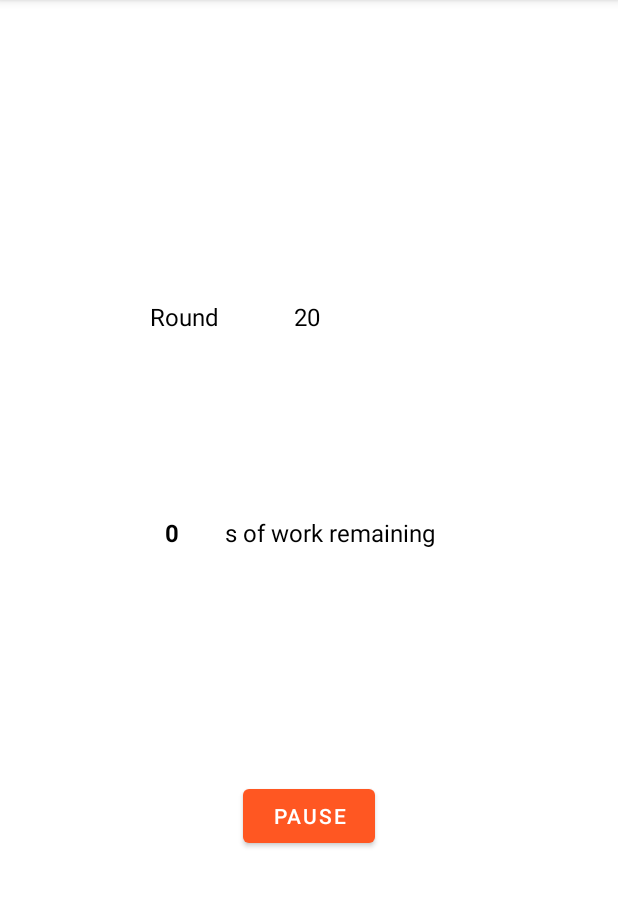
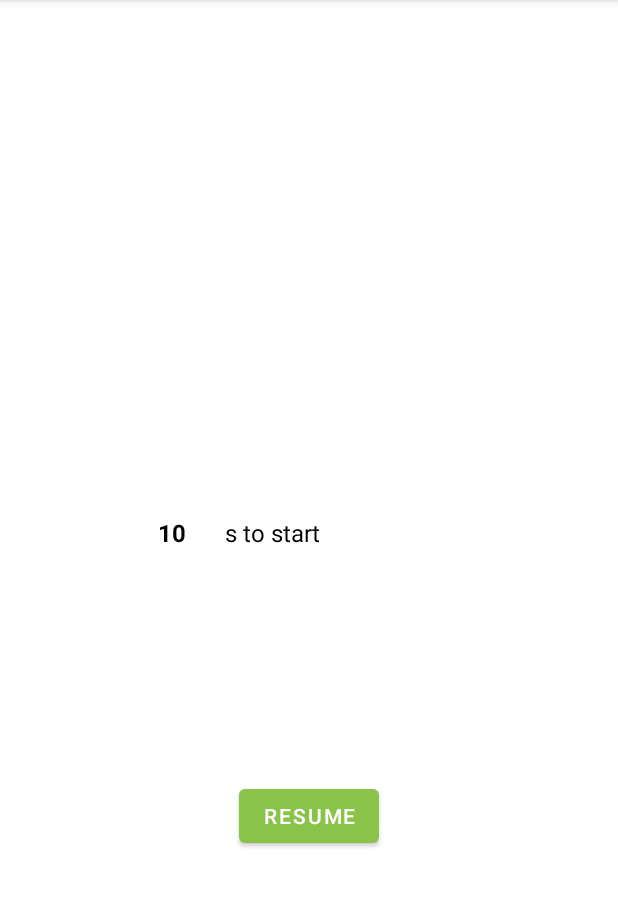
Before and after one commit to xenoteo/N-Times, an Android app: the TimeActivity screen opened directly, with no data from a screen before it, after a tap on "PAUSE", on a phone screen of 412 x 824 dp, the part 84-991 px from its top. Run offline under Robolectric (Android 15) with nearby library versions, the phone set to English and light mode, and no system bars; 1 other tap on this screen came first.

Commit message:
"Zero" timer added, button handler rewritten, the end of the training handled

```diff
--- a/app/src/main/java/com/example/ntimes/TimeActivity.java
+++ b/app/src/main/java/com/example/ntimes/TimeActivity.java
@@ -3,11 +3,13 @@ package com.example.ntimes;
 import androidx.appcompat.app.AppCompatActivity;
 
 import android.content.Context;
+import android.content.Intent;
 import android.content.SharedPreferences;
 import android.graphics.Color;
 import android.media.MediaPlayer;
 import android.os.Bundle;
 import android.os.CountDownTimer;
+import android.util.Log;
 import android.view.View;
 import android.widget.Button;
 import android.widget.TextView;
@@ -31,16 +33,16 @@ public class TimeActivity extends AppCompatActivity {
 
     private int exerciseNumber; // for the same rounds
 
+    private CountDownTimer currentCountDown;
+    private int currentCountDownId;
+    private long remain;
 
-    private CountDownTimer currentCountDown;
-    private long remain;
+    private final int DELAY_BEFORE_TRAINING = 11; // seconds
     private final List<Integer> times = new ArrayList<>();
+    private int timesSize;
 
     private MediaPlayer startExerciseMusic;
     private MediaPlayer stopExerciseMusic;
-
-    private boolean isStarted = false;
-//    Runn boolean isFinished;
 
     @Override
     protected void onCreate(Bundle savedInstanceState) {
@@ -50,6 +52,7 @@ public class TimeActivity extends AppCompatActivity {
         setSharedPreferences();
         setViews();
         setMusic();
+        setRunningTimers();
     }
 
     private void setSharedPreferences(){
@@ -84,6 +87,7 @@ public class TimeActivity extends AppCompatActivity {
         int exerciseRestTime = sharedPreferences.getInt(Key.EXERCISES_REST_TIME, 0) *  1000;
         int roundRestTime = sharedPreferences.getInt(Key.ROUNDS_REST_TIME, 0) *  1000;
 
+        times.add(DELAY_BEFORE_TRAINING * 1000);
 
         for (int i = 1; i <= roundsNumber; i++){
             roundDisplay.setText(String.valueOf(i));
@@ -96,17 +100,21 @@ public class TimeActivity extends AppCompatActivity {
         }
 
         times.remove(times.size() - 1);
+        timesSize = times.size();
         startTimer(0);
     }
 
     private void startTimer(int id){
-        if ((id + 1) % (2 * exerciseNumber) == 0) { // if round rest
+        if (id >= timesSize) return;
+        else if (id == 0) // delay before training starts
+            setRoundVisibility(View.INVISIBLE);
+        else if (id % (2 * exerciseNumber) == 0) { // if round rest
             setRoundVisibility(View.INVISIBLE);
         }
         else{
             setRoundVisibility(View.VISIBLE);
-            roundDisplay.setText(String.valueOf((id + 1) / (2 * exerciseNumber) + 1));
-            if (id % 2 == 0) {  // if exercise
+            roundDisplay.setText(String.valueOf(id / (2 * exerciseNumber) + 1));
+            if (id % 2 == 1) {  // if exercise
                 setExerciseVisibility(View.VISIBLE);
                 exerciseDisplay.setText(String.valueOf((id % (2 * exerciseNumber)) / 2 + 1));
             }
@@ -136,7 +144,11 @@ public class TimeActivity extends AppCompatActivity {
         return new CountDownTimer(millisInFuture, 1000) {
             @Override
             public void onTick(long l) {
-                if (id % 2 == 0) // if exercise
+                currentCountDown = this;
+                currentCountDownId = id;
+                if (id == 0)  // delay before training starts
+                    remainingTextView.setText(R.string.before_training);
+                else if (id % 2 == 1) // if exercise
                     remainingTextView.setText(R.string.exercise_remain);
                 else
                     remainingTextView.setText(R.string.rest_remain);
@@ -146,7 +158,13 @@ public class TimeActivity extends AppCompatActivity {
             }
             @Override
             public void onFinish() {
-                if (id % 2 == 0)  // if exercise
+                if (id == timesSize - 1){ // if the last one
+                    setRoundVisibility(View.INVISIBLE);
+                    remainingTextView.setText(R.string.finish);
+                    remainingDisplay.setText("");
+                    setFinishedButton();
+                }
+                if (id % 2 == 1)  // if exercise
                     stopExerciseMusic.start();
                 else
                     startExerciseMusic.start();
@@ -155,8 +173,16 @@ public class TimeActivity extends AppCompatActivity {
         };
     }
 
+    private void setFinishedButton(){
+        String oneMoreTimeColor = "#FF9800";
+        timeButton.setBackgroundColor(Color.parseColor(oneMoreTimeColor));
+        timeButton.setText(R.string.again);
+    }
 
-
+    private void pauseCountdown(){
+        currentCountDown.cancel();
+        currentCountDown = makeTimer((int)remain, currentCountDownId);
+    }
 
     public void handleTimeButtonClick(View v){
         String pauseColor = "#FF5722";
@@ -164,18 +190,7 @@ public class TimeActivity extends AppCompatActivity {
 
         String value = timeButton.getText().toString();
 
-        if (!isStarted) {
-            isStarted = true;
-            timeButton.setText(R.string.pause);
-            timeButton.setBackgroundColor(Color.parseColor(pauseColor));
-            setRunningTimers();
-        }
-        /*
-        else if (isFinished) {
-            // todo
-        }
-
-        else if (value.equals(getString(R.string.resume))){
+        if (value.equals(getString(R.string.resume))){
             timeButton.setText(R.string.pause);
             timeButton.setBackgroundColor(Color.parseColor(pauseColor));
             currentCountDown.start();
@@ -183,11 +198,10 @@ public class TimeActivity extends AppCompatActivity {
         else if (value.equals(getString(R.string.pause))){
             timeButton.setText(R.string.resume);
             timeButton.setBackgroundColor(Color.parseColor(resumeColor));
-            currentCountDown.cancel();
-            currentCountDown = makeTimer((int) remain);
+            pauseCountdown();
         }
-
-         */
+        else if(value.equals(getString(R.string.again))){
+            startActivity(new Intent(this, MainActivity.class));
+        }
     }
-
 }
--- a/app/src/main/res/layout/activity_time.xml
+++ b/app/src/main/res/layout/activity_time.xml
@@ -93,8 +93,8 @@
         android:layout_height="wrap_content"
         android:layout_marginBottom="200dp"
         android:onClick="handleTimeButtonClick"
-        android:text="@string/start"
-        app:backgroundTint="#8BC34A"
+        android:text="@string/pause"
+        app:backgroundTint="#FF5722"
         app:layout_constraintBottom_toBottomOf="parent"
         app:layout_constraintEnd_toEndOf="parent"
         app:layout_constraintHorizontal_bias="0.5"
--- a/app/src/main/res/values/strings.xml
+++ b/app/src/main/res/values/strings.xml
@@ -36,7 +36,10 @@
     <!--    timer-->
     <string name="round">Round</string>
     <string name="exercise">Exercise</string>
+    <string name="before_training">s to start</string>
     <string name="exercise_remain">s of work remaining</string>
     <string name="rest_remain">s of rest remaining</string>
+    <string name="finish">Good job!</string>
+    <string name="again">One more time</string>
     <string name="default_num">0</string>
 </resources>
```
